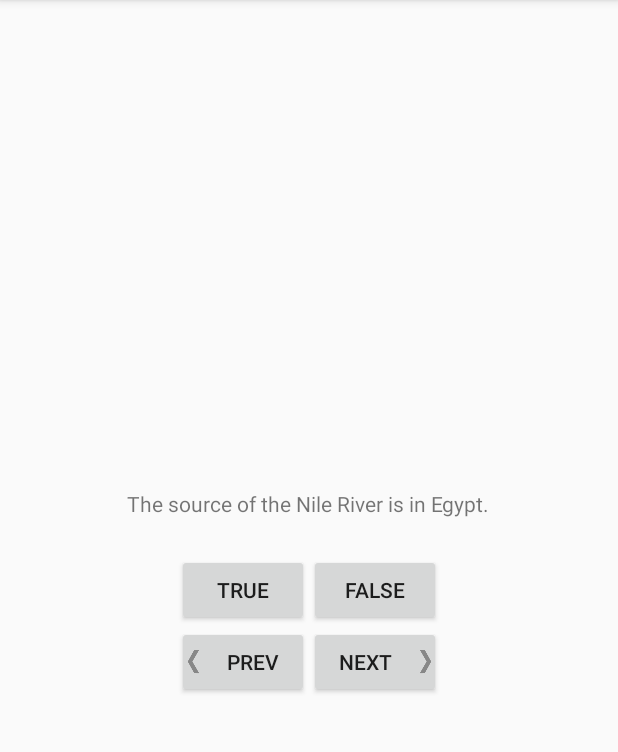
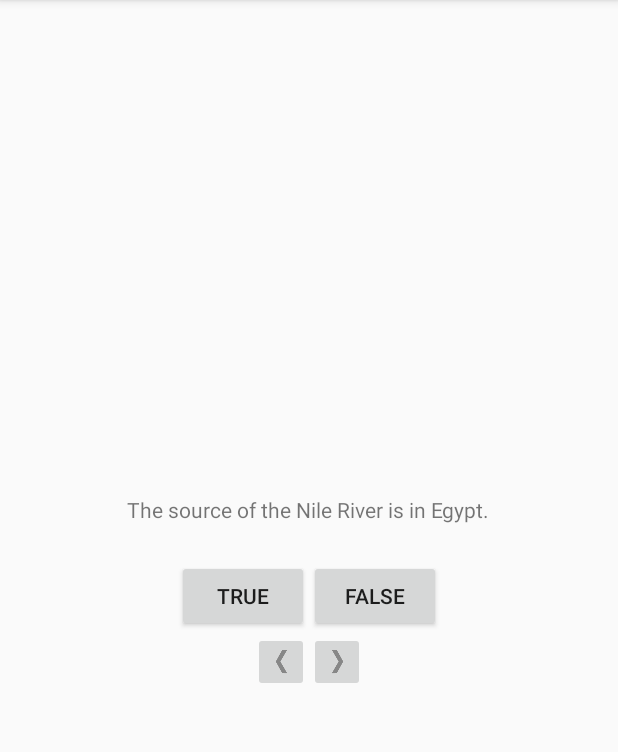
Before and after one commit to kohnewlife/Android-QuizApp, an Android app: the screen it shows after launch (Quiz), on a phone screen of 412 x 824 dp, the part 84-836 px from its top. Run offline under Robolectric (Android 15) with nearby library versions, the phone set to English and light mode, and no system bars.

Commit message:
changed prev and next buttons to imagebuttons

```diff
--- a/app/src/main/java/com/example/skyz/android_quizapp/Quiz.java
+++ b/app/src/main/java/com/example/skyz/android_quizapp/Quiz.java
@@ -5,6 +5,7 @@ import android.os.Bundle;
 import android.view.Gravity;
 import android.view.View;
 import android.widget.Button;
+import android.widget.ImageButton;
 import android.widget.TextView;
 import android.widget.Toast;
 
@@ -14,8 +15,8 @@ public class Quiz extends AppCompatActivity {
 
     private Button mTrueButton;
     private Button mFalseButton;
-    private Button mPrevButton;
-    private Button mNextButton;
+    private ImageButton mPrevButton;
+    private ImageButton mNextButton;
 
     private Question[] mQuestionBank = new Question[] {
             new Question(R.string.question_africa, false),
--- a/app/src/main/res/layout/activity_quiz.xml
+++ b/app/src/main/res/layout/activity_quiz.xml
@@ -22,12 +22,14 @@
             android:id="@+id/true_button"
             android:layout_width="wrap_content"
             android:layout_height="wrap_content"
-            android:text="@string/true_button"/>
+            android:text="@string/true_button"
+            tools:ignore="ButtonStyle" />
         <Button
             android:id="@+id/false_button"
             android:layout_width="wrap_content"
             android:layout_height="wrap_content"
-            android:text="@string/false_button"/>
+            android:text="@string/false_button"
+            tools:ignore="ButtonStyle"/>
 
     </LinearLayout>
 
@@ -35,20 +37,18 @@
         android:layout_width="wrap_content"
         android:layout_height="wrap_content"
         android:orientation="horizontal">
-        <Button
+        <ImageButton
             android:id="@+id/prev_button"
             android:layout_width="wrap_content"
             android:layout_height="wrap_content"
-            android:text="@string/prev_button"
-            android:drawableLeft="@drawable/arrow_left"
-            android:padding="4dp"/>
-        <Button
+            android:src="@drawable/arrow_left"
+            android:contentDescription="@string/prev_button"/>
+        <ImageButton
             android:id="@+id/next_button"
             android:layout_width="wrap_content"
             android:layout_height="wrap_content"
-            android:text="@string/next_button"
-            android:drawableRight="@drawable/arrow_right"
-            android:padding="4dp"/>
+            android:src="@drawable/arrow_right"
+            android:contentDescription="@string/next_button"/>
     </LinearLayout>
 
 </LinearLayout>
```
